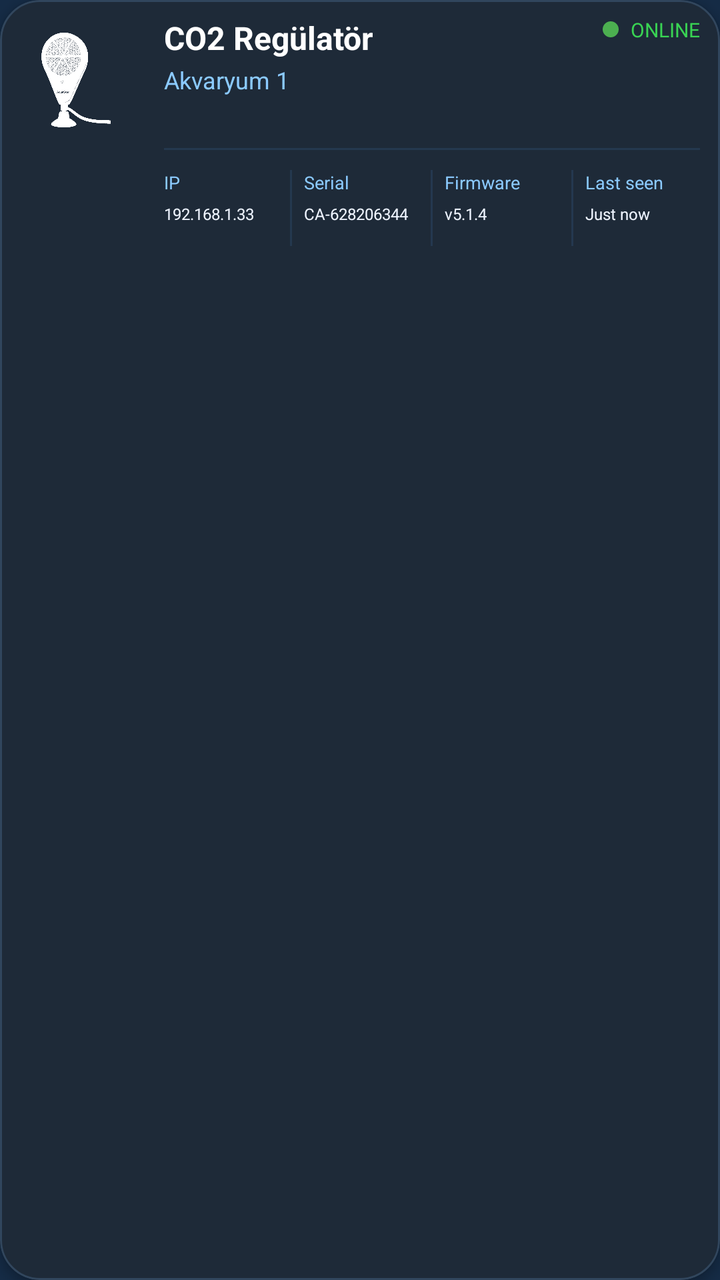
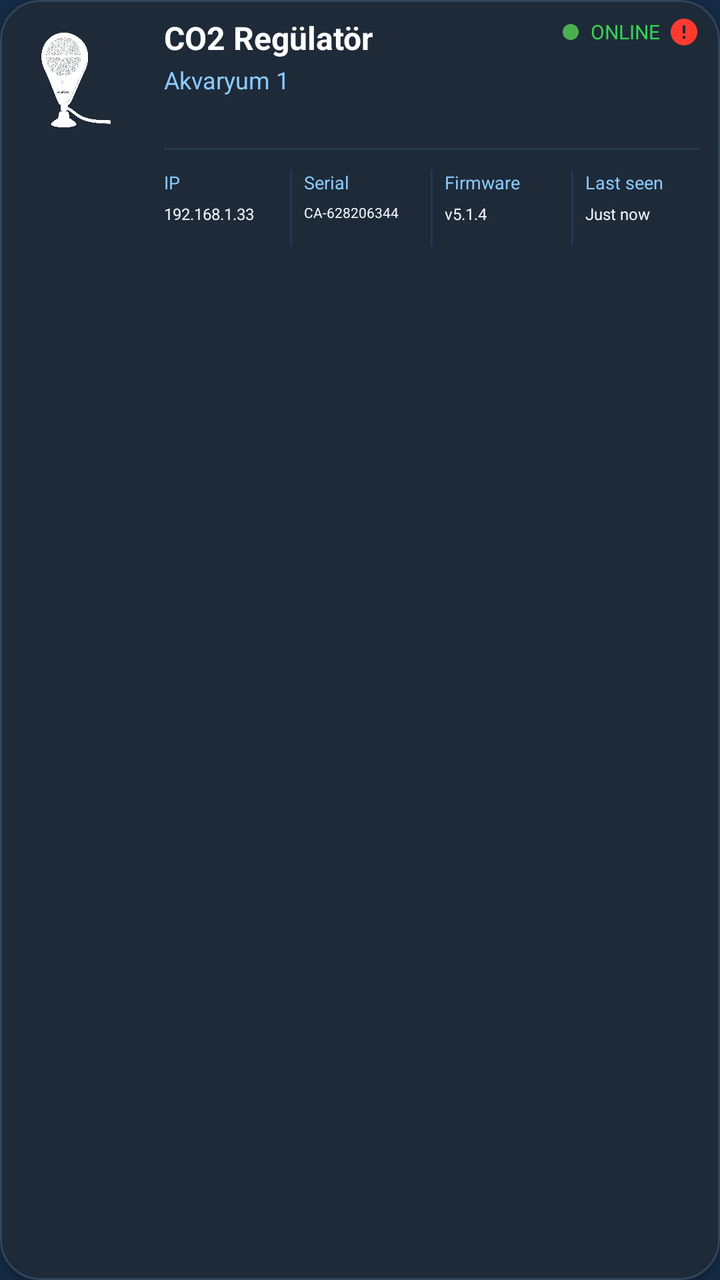

The first picture is an Android layout as it rendered before a commit; the second is the same layout after the commit. The layout source and the unified diff follow.
<!-- AndroidManifest.xml: application theme AppTheme -->
<!-- res/layout/item_device_status.xml -->
<?xml version="1.0" encoding="utf-8"?>
<com.google.android.material.card.MaterialCardView
    xmlns:android="http://schemas.android.com/apk/res/android"
    xmlns:app="http://schemas.android.com/apk/res-auto"
    android:id="@+id/cardDevice"
    android:layout_width="match_parent"
    android:layout_height="wrap_content"
    android:layout_marginHorizontal="3dp"
    android:layout_marginVertical="8dp"
    android:backgroundTint="#1E2A38"
    app:cardCornerRadius="20dp"
    app:cardElevation="3dp"
    app:strokeWidth="1dp"
    app:strokeColor="#31465D"
    android:clickable="true"
    android:focusable="true"
    android:foreground="?attr/selectableItemBackground">

    <RelativeLayout
        android:layout_width="match_parent"
        android:layout_height="wrap_content"
		android:paddingStart="6dp"
        android:paddingTop="8dp"
        android:paddingEnd="10dp"
        android:paddingBottom="8dp">

        
        <ImageView
            android:id="@+id/ivDeviceIcon"
            android:layout_width="64dp"
            android:layout_height="64dp"
            android:src="@drawable/ic_device_aqua_ster"
            app:tint="@android:color/white"
            android:layout_alignParentStart="true"
            android:layout_alignParentTop="true" />

        
        <LinearLayout
            android:id="@+id/llDeviceInfo"
            android:layout_width="wrap_content"
            android:layout_height="wrap_content"
            android:orientation="vertical"
            android:layout_toEndOf="@id/ivDeviceIcon"
            android:layout_marginStart="12dp"
            android:layout_alignTop="@id/ivDeviceIcon">

            <TextView
                android:id="@+id/tvDeviceName"
                android:layout_width="wrap_content"
                android:layout_height="wrap_content"
                android:text="CO2 Regülatör"
                android:textColor="@android:color/white"
                android:textStyle="bold"
                android:textSize="16sp" />

            <TextView
                android:id="@+id/tvTankName"
                android:layout_width="wrap_content"
                android:layout_height="wrap_content"
                android:layout_marginTop="2dp"
                android:text="Akvaryum 1"
                android:textColor="#8BCAFF"
                android:textSize="12sp" />
        </LinearLayout>

        
        <LinearLayout
            android:id="@+id/llStatusContainer"
            android:layout_width="wrap_content"
            android:layout_height="wrap_content"
            android:orientation="horizontal"
            android:gravity="center_vertical"
            android:layout_alignParentEnd="true"
            android:layout_alignTop="@id/llDeviceInfo">

            <View
                android:id="@+id/viewStatusDot"
                android:layout_width="8dp"
                android:layout_height="8dp"
                android:background="@drawable/bg_online_dot" />

            <TextView
                android:id="@+id/tvStatus"
                android:layout_width="wrap_content"
                android:layout_height="wrap_content"
                android:layout_marginStart="6dp"
                android:text="ONLINE"
                android:textColor="#39D353"
                android:textSize="10sp"/>

            <ImageView
                android:id="@+id/ivAlarm"
                android:layout_width="16dp"
                android:layout_height="16dp"
                android:layout_marginStart="4dp"
                android:src="@drawable/ic_alarm_red"
                android:visibility="gone" />
        </LinearLayout>

        
        <View
            android:id="@+id/viewMetaTopDivider"
            android:layout_width="match_parent"
            android:layout_height="1dp"
            android:layout_below="@id/ivDeviceIcon"
            android:layout_marginTop="2dp"
            android:layout_toEndOf="@id/ivDeviceIcon"
            android:layout_marginStart="12dp"
            android:background="#24384F" />

        
        <LinearLayout
            android:id="@+id/llDeviceMeta"
            android:layout_width="match_parent"
            android:layout_height="wrap_content"
            android:layout_below="@id/viewMetaTopDivider"
            android:layout_toEndOf="@id/ivDeviceIcon"
            android:layout_marginStart="12dp"
            android:layout_marginTop="10dp"
            android:orientation="horizontal"
            android:weightSum="4">

            
            <LinearLayout
                android:layout_width="0dp"
                android:layout_height="wrap_content"
                android:layout_weight="1"
                android:orientation="vertical">

                <TextView
                    android:id="@+id/tvIpTitle"
                    android:layout_width="wrap_content"
                    android:layout_height="wrap_content"
                    android:text="IP"
                    android:textColor="#8BCAFF"
                    android:textSize="9sp" />

                <TextView
                    android:id="@+id/tvIp"
                    android:layout_width="wrap_content"
                    android:layout_height="wrap_content"
                    android:layout_marginTop="4dp"
                    android:text="192.168.1.33"
                    android:textColor="#EEF4FF"
                    android:textSize="8sp"
                    android:textStyle="normal" />
            </LinearLayout>

            
            <View
                android:layout_width="1dp"
                android:layout_height="38dp"
                android:layout_marginHorizontal="6dp"
                android:background="#24384F" />

            
            <LinearLayout
                android:layout_width="0dp"
                android:layout_height="wrap_content"
                android:layout_weight="1"
                android:orientation="vertical">

                <TextView
                    android:id="@+id/tvSerialTitle"
                    android:layout_width="wrap_content"
                    android:layout_height="wrap_content"
                    android:text="Serial"
                    android:textColor="#8BCAFF"
                    android:textSize="9sp" />

                <TextView
                    android:id="@+id/tvSerial"
                    android:layout_width="wrap_content"
                    android:layout_height="wrap_content"
                    android:layout_marginTop="4dp"
                    android:text="CA-628206344"
                    android:textColor="#EEF4FF"
                    android:textSize="8sp"
                    android:textStyle="normal" />
            </LinearLayout>

            
            <View
                android:layout_width="1dp"
                android:layout_height="38dp"
                android:layout_marginHorizontal="6dp"
                android:background="#24384F" />

            
            <LinearLayout
                android:layout_width="0dp"
                android:layout_height="wrap_content"
                android:layout_weight="1"
                android:orientation="vertical">

                <TextView
                    android:id="@+id/tvFirmwareTitle"
                    android:layout_width="wrap_content"
                    android:layout_height="wrap_content"
                    android:text="Firmware"
                    android:textColor="#8BCAFF"
                    android:textSize="9sp" />

                <TextView
                    android:id="@+id/tvFirmware"
                    android:layout_width="wrap_content"
                    android:layout_height="wrap_content"
                    android:layout_marginTop="4dp"
                    android:text="v5.1.4"
                    android:textColor="#EEF4FF"
                    android:textSize="8sp"
                    android:textStyle="normal" />
            </LinearLayout>

            
            <View
                android:layout_width="1dp"
                android:layout_height="38dp"
                android:layout_marginHorizontal="6dp"
                android:background="#24384F" />

            
            <LinearLayout
                android:layout_width="0dp"
                android:layout_height="wrap_content"
                android:layout_weight="1"
                android:orientation="vertical">

                <TextView
                    android:id="@+id/tvLastSeenTitle"
                    android:layout_width="wrap_content"
                    android:layout_height="wrap_content"
                    android:text="Last seen"
                    android:textColor="#8BCAFF"
                    android:textSize="9sp" />

                <TextView
                    android:id="@+id/tvLastSeen"
                    android:layout_width="wrap_content"
                    android:layout_height="wrap_content"
                    android:layout_marginTop="4dp"
                    android:text="Just now"
                    android:textColor="#EEF4FF"
                    android:textSize="8sp"
                    android:textStyle="normal" />
            </LinearLayout>

        </LinearLayout>

    </RelativeLayout>
</com.google.android.material.card.MaterialCardView>
<!-- resources referenced by this layout -->
<resources>
  <!-- drawable bg_online_dot (drawable) -->
  <?xml version="1.0" encoding="utf-8"?>
  <shape xmlns:android="http://schemas.android.com/apk/res/android"
      android:shape="oval">
  
      <size
          android:width="8dp"
          android:height="8dp" />
  
      <solid android:color="#4CAF50"/>
  
  </shape>
  <!-- drawable ic_alarm_red (drawable) -->
  <vector xmlns:android="http://schemas.android.com/apk/res/android"
      android:width="20dp"
      android:height="20dp"
      android:viewportWidth="24"
      android:viewportHeight="24">
      <path
          android:fillColor="#FF3B30"
          android:pathData="M12,2C6.48,2 2,6.48 2,12s4.48,10 10,10 10,-4.48 10,-10S17.52,2 12,2zM13,17h-2v-2h2v2zM13,13h-2V7h2v6z"/>
  </vector>
  <!-- drawable ic_device_aqua_ster: png bitmap (drawable, 389859 bytes) -->
  <style name="AppTheme" parent="Theme.Material3.DayNight.NoActionBar">
  
          
          <item name="colorPrimary">@color/md_theme_light_primary</item>
          <item name="colorOnPrimary">@color/md_theme_light_onPrimary</item>
          <item name="colorSecondary">@color/md_theme_light_secondary</item>
          <item name="colorOnSecondary">@color/md_theme_light_onSecondary</item>
  
          
          <item name="android:colorBackground">@color/md_theme_light_background</item>
          <item name="colorSurface">@color/md_theme_light_surface</item>
          <item name="colorOnSurface">@color/md_theme_light_onSurface</item>
  
          
          <item name="colorSurfaceVariant">@color/md_theme_light_surfaceVariant</item>
          <item name="colorOnSurfaceVariant">@color/md_theme_light_onSurfaceVariant</item>
          <item name="colorOutline">@color/md_theme_light_outline</item>
          <item name="colorOutlineVariant">@color/md_theme_light_outlineVariant</item>
          <item name="colorError">@color/md_theme_light_error</item>
          <item name="colorOnError">@color/md_theme_light_onError</item>
  
          
          <item name="android:statusBarColor">@android:color/transparent</item>
          <item name="android:navigationBarColor">@android:color/black</item>
  
          
          <item name="android:windowLightStatusBar">true</item>
          <item name="android:windowLightNavigationBar">true</item>
  
          
          <item name="windowActionBar">false</item>
          <item name="android:windowNoTitle">true</item>
      </style>
  <color name="md_theme_light_primary">#2196F3</color>
  <color name="md_theme_light_onPrimary">#FFFFFF</color>
  <color name="md_theme_light_secondary">#4A6363</color>
  <color name="md_theme_light_onSecondary">#FFFFFF</color>
  <color name="md_theme_light_background">#152B45</color>
  <color name="md_theme_light_surface">#152B45</color>
  <color name="md_theme_light_onSurface">#E0E6ED</color>
  <color name="md_theme_light_surfaceVariant">#233042</color>
  <color name="md_theme_light_onSurfaceVariant">#5C6B75</color>
  <color name="md_theme_light_outline">#455A64</color>
  <color name="md_theme_light_outlineVariant">#37474F</color>
  <color name="md_theme_light_error">#D32F2F</color>
  <color name="md_theme_light_onError">#FFFFFF</color>
</resources>

<!-- the commit's change to res/layout/item_device_status.xml (unified diff, before → after) -->
@@ -94,7 +94,7 @@
                 android:layout_height="16dp"
                 android:layout_marginStart="4dp"
                 android:src="@drawable/ic_alarm_red"
-                android:visibility="gone" />
+                android:visibility="visible" />
         </LinearLayout>
 
         
@@ -175,7 +175,7 @@
                     android:layout_marginTop="4dp"
                     android:text="CA-628206344"
                     android:textColor="#EEF4FF"
-                    android:textSize="8sp"
+                    android:textSize="7sp"
                     android:textStyle="normal" />
             </LinearLayout>
 
